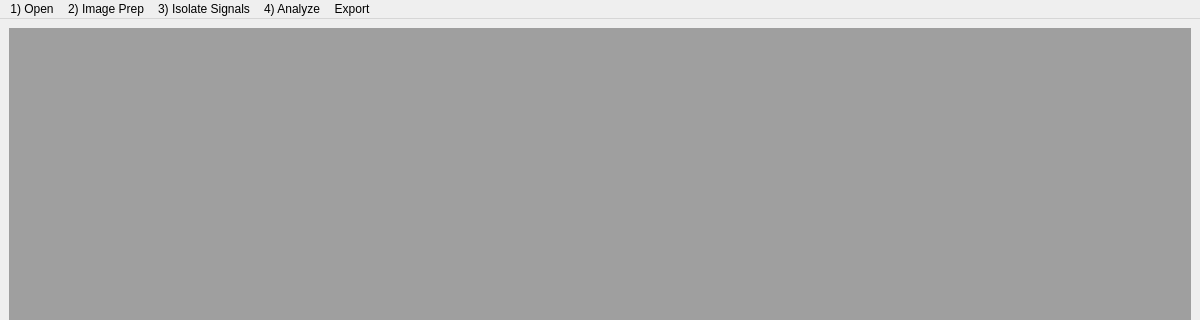
Before: the Qt Designer form src/ui/KairoSightMainMDI.ui in kairosight/KairoSight, drawn with Qt 5; both pictures show x 0 to 1200 and y 0 to 320 of the 1200 by 800 pixel window.
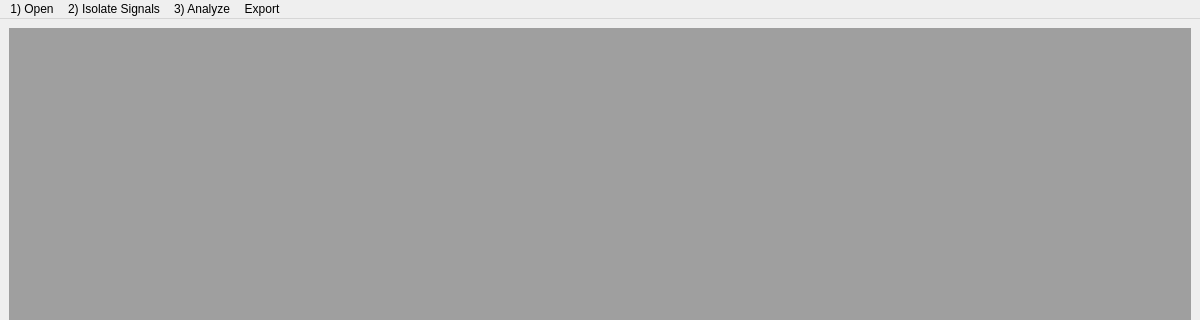
After: the same form once the commit is applied.

Commit message: Replacing Image Prep with Transform functions

```diff
--- a/src/ui/KairoSightMainMDI.ui
+++ b/src/ui/KairoSightMainMDI.ui
@@ -47,21 +47,15 @@
     <addaction name="actionFolder"/>
     <addaction name="separator"/>
    </widget>
-   <widget class="QMenu" name="menuImagePrerp">
+   <widget class="QMenu" name="menuIsolate">
     <property name="title">
-     <string>2) Image Prep</string>
-    </property>
-    <addaction name="actionStart_ImagePrep"/>
-   </widget>
-   <widget class="QMenu" name="menuIsolateSignals">
-    <property name="title">
-     <string>3) Isolate Signals</string>
+     <string>2) Isolate Signals</string>
     </property>
     <addaction name="actionStart_Isolate"/>
    </widget>
    <widget class="QMenu" name="menuAnalyze">
     <property name="title">
-     <string>4) Analyze</string>
+     <string>3) Analyze</string>
     </property>
     <addaction name="actionStart_Analyze"/>
    </widget>
@@ -73,8 +67,7 @@
     <addaction name="actionExport_CopyPaste"/>
    </widget>
    <addaction name="menuOpen"/>
-   <addaction name="menuImagePrerp"/>
-   <addaction name="menuIsolateSignals"/>
+   <addaction name="menuIsolate"/>
    <addaction name="menuAnalyze"/>
    <addaction name="menuExport"/>
   </widget>
```
The commit also changes 6 other files.
